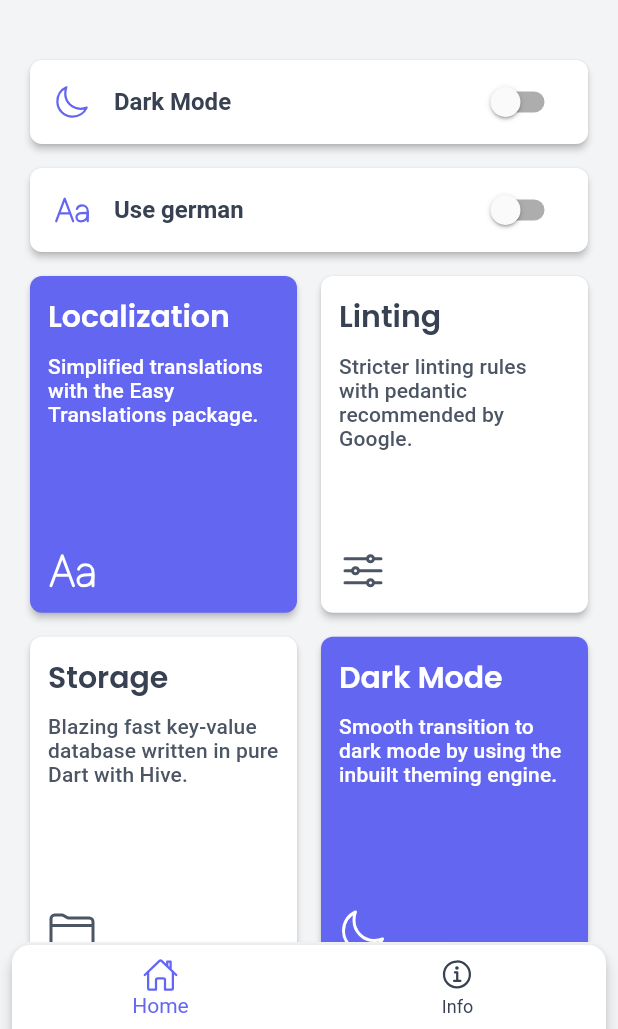
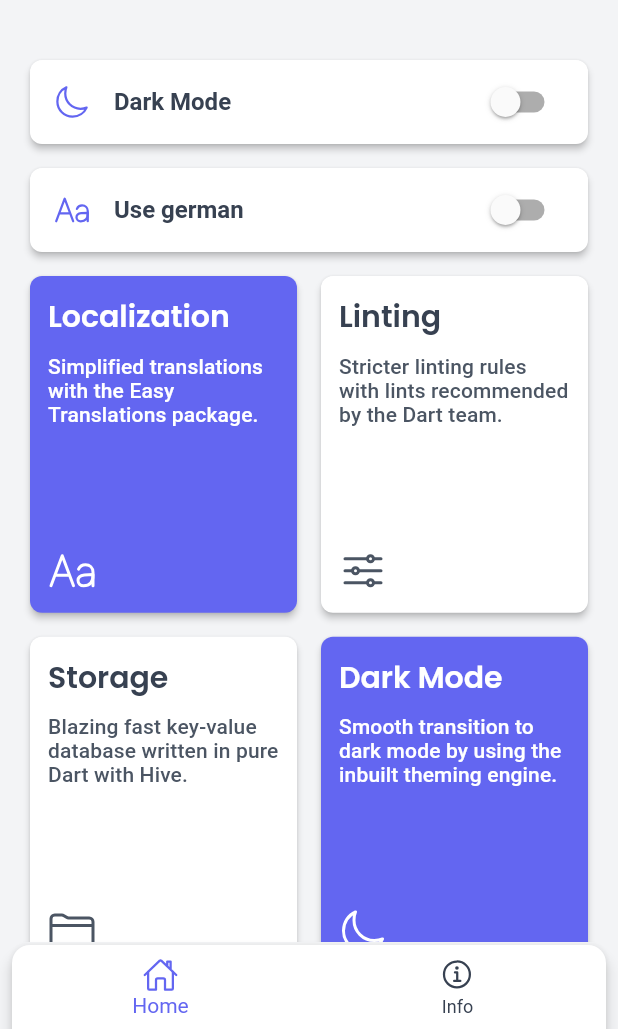
Before and after one commit to anfeichtinger/flutter_production_boilerplate, a Flutter app: the screen it shows after launch, on a phone screen of 412 x 824 dp, the part 207-1236 px from its top. Run offline on Flutter 3.47's test engine with Material 2 defaults, Android fonts, the phone set to English and light mode, and no system bars; our stand-ins replace bloc, easy_localization, equatable, flutter_bloc, hive, hydrated_bloc and 1 more; missing offline and left inert: flutter_displaymode; accounts and stored records are empty.

Commit message:
Replace deprecated pedantic package with lints package

```diff
--- a/analysis_options.yaml
+++ b/analysis_options.yaml
@@ -1 +1 @@
-include: package:pedantic/analysis_options.1.11.0.yaml
+include: package:lints/recommended.yaml
--- a/assets/translations/en.json
+++ b/assets/translations/en.json
@@ -8,7 +8,7 @@
   "localization_content": "Simplified translations with the Easy Translations package.",
 
   "linting_title": "Linting",
-  "linting_content": "Stricter linting rules with pedantic recommended by Google.",
+  "linting_content": "Stricter linting rules with lints recommended by the Dart team.",
 
   "storage_title": "Storage",
   "storage_content": "Blazing fast key-value database written in pure Dart with Hive.",
@@ -37,7 +37,7 @@
   "bloc": "Bloc",
   "hydrated_bloc": "Hydrated bloc",
   "equatable": "Equatable",
-  "pedantic": "Pedantic",
+  "lints": "Lints",
   "path_provider": "Path provider",
   "flutter_displaymode": "Displaymode",
   "easy_localization": "Easy localization",
--- a/lib/ui/screens/second_screen.dart
+++ b/lib/ui/screens/second_screen.dart
@@ -84,9 +84,9 @@ class SecondScreen extends StatelessWidget {
                   url: 'https://pub.dev/packages/equatable',
                 ),
                 const GridItem(
-                  title: 'pedantic',
+                  title: 'lints',
                   icon: Ionicons.options_outline,
-                  url: 'https://pub.dev/packages/pedantic',
+                  url: 'https://pub.dev/packages/lints',
                 ),
                 const GridItem(
                   title: 'path_provider',
--- a/pubspec.yaml
+++ b/pubspec.yaml
@@ -28,7 +28,7 @@ dependencies:
   flutter_bloc: ^7.0.1
   hydrated_bloc: ^7.0.1
   equatable: ^2.0.2
-  pedantic: ^1.11.0
+  lints: ^1.0.1
   path_provider: ^2.0.2
   flutter_displaymode: ^0.3.2
   easy_localization: ^3.0.0
```
Also changed, not shown: pubspec.lock, 1 other file.
